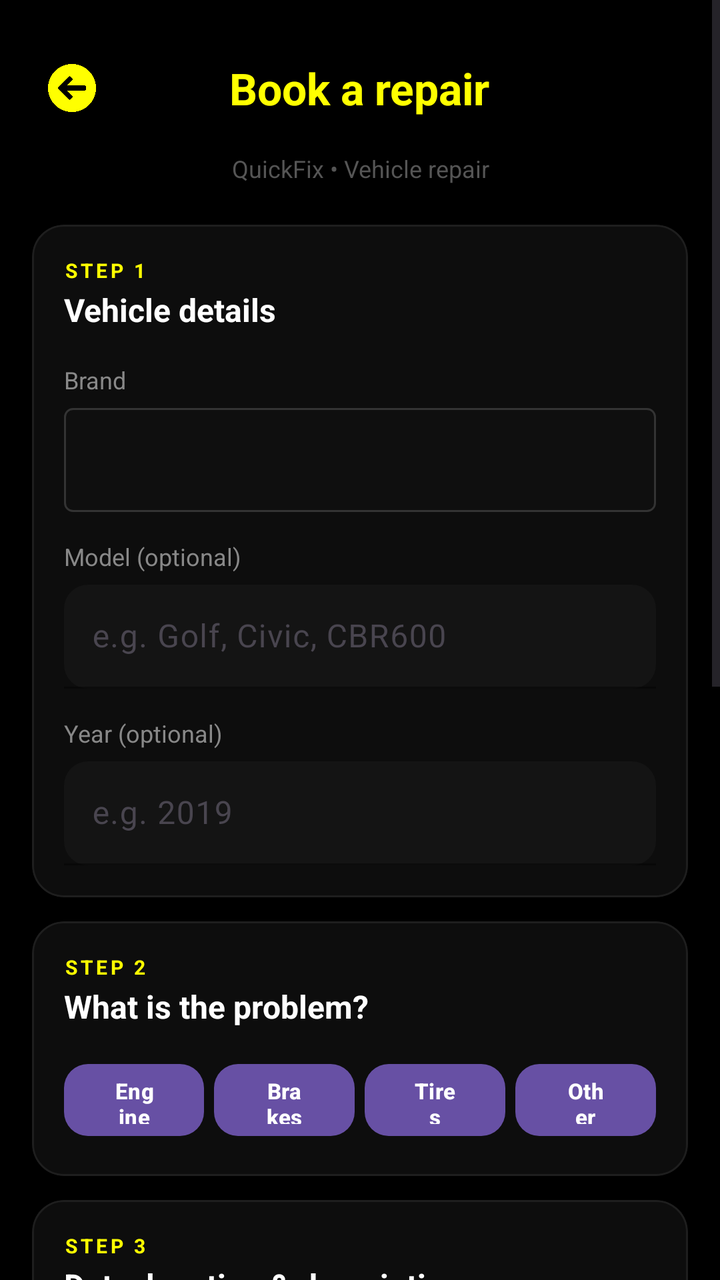
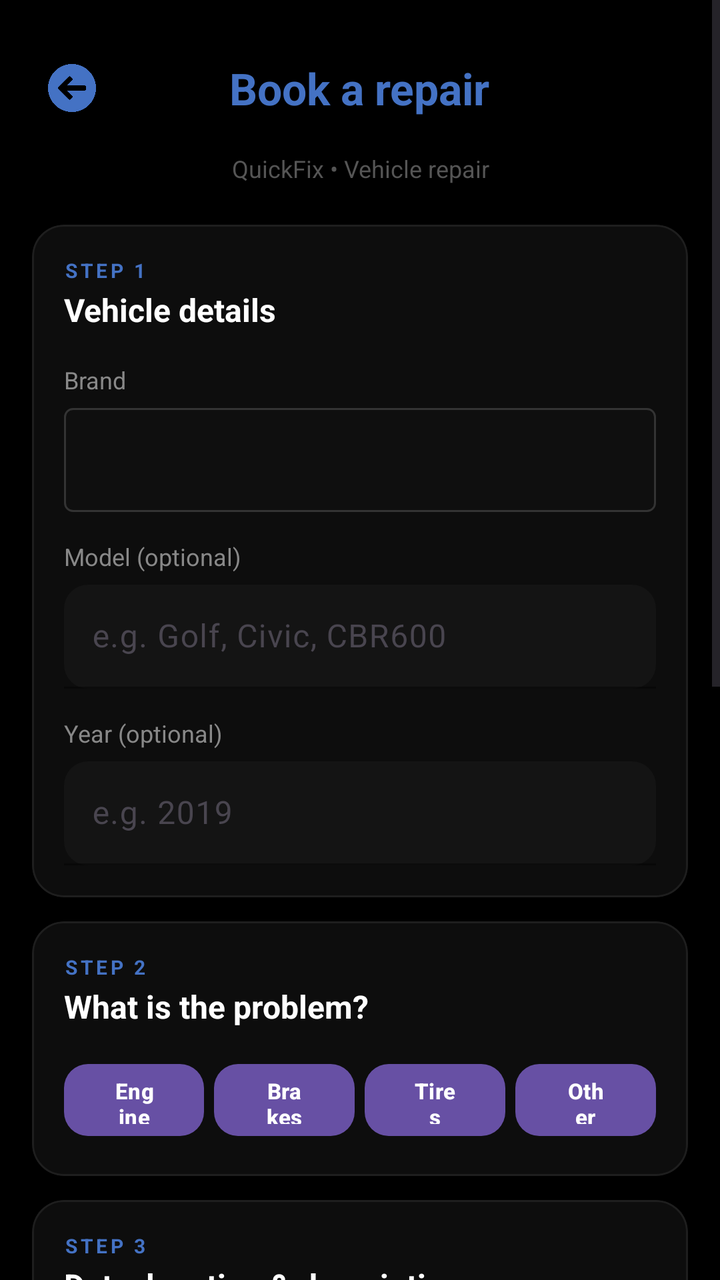

Screens rendered from an Android XML layout before and after an edit, with the pre-edit source and the edit as a unified diff.
<!-- AndroidManifest.xml: application theme Theme.MyApplication -->
<!-- res/layout/fragment_booking_form_vehicle.xml -->
<?xml version="1.0" encoding="utf-8"?>
<ScrollView xmlns:android="http://schemas.android.com/apk/res/android"
    xmlns:app="http://schemas.android.com/apk/res-auto"
    android:layout_width="match_parent"
    android:layout_height="match_parent"
    android:background="#000000"
    android:fillViewport="true">

    <LinearLayout
        android:layout_width="match_parent"
        android:layout_height="wrap_content"
        android:orientation="vertical"
        android:padding="16dp">

        
        <FrameLayout
            android:layout_width="match_parent"
            android:layout_height="56dp"
            android:layout_marginBottom="4dp">

            <ImageButton
                android:id="@+id/btnBackVehicleForm"
                android:layout_width="40dp"
                android:layout_height="40dp"
                android:layout_gravity="start|center_vertical"
                android:src="@drawable/back"
                android:background="@android:color/transparent"
                android:padding="8dp"
                android:scaleType="centerInside"
                app:tint="#FFFF00"
                android:contentDescription="Back" />

            <TextView
                android:id="@+id/tvVehicleFormTitle"
                android:layout_width="wrap_content"
                android:layout_height="wrap_content"
                android:layout_gravity="center"
                android:text="Book a repair"
                android:textStyle="bold"
                android:textSize="22sp"
                android:textColor="#FFFF00" />
        </FrameLayout>

        <TextView
            android:layout_width="match_parent"
            android:layout_height="wrap_content"
            android:layout_marginBottom="20dp"
            android:text="QuickFix • Vehicle repair"
            android:textSize="12sp"
            android:textColor="#555555"
            android:gravity="center" />

        
        <com.google.android.material.card.MaterialCardView
            android:layout_width="match_parent"
            android:layout_height="wrap_content"
            android:layout_marginBottom="12dp"
            app:cardCornerRadius="16dp"
            app:cardElevation="0dp"
            app:strokeColor="#1E1E1E"
            app:strokeWidth="1dp"
            app:cardBackgroundColor="#0D0D0D">

            <LinearLayout
                android:layout_width="match_parent"
                android:layout_height="wrap_content"
                android:orientation="vertical"
                android:padding="16dp">

                <TextView
                    android:layout_width="wrap_content"
                    android:layout_height="wrap_content"
                    android:text="STEP 1"
                    android:textColor="#FFFF00"
                    android:textSize="10sp"
                    android:textStyle="bold"
                    android:letterSpacing="0.15" />

                <TextView
                    android:layout_width="wrap_content"
                    android:layout_height="wrap_content"
                    android:layout_marginTop="2dp"
                    android:layout_marginBottom="16dp"
                    android:text="Vehicle details"
                    android:textColor="#FFFFFF"
                    android:textStyle="bold"
                    android:textSize="16sp" />

                
                <TextView
                    android:layout_width="wrap_content"
                    android:layout_height="wrap_content"
                    android:layout_marginBottom="6dp"
                    android:text="Brand"
                    android:textColor="#888888"
                    android:textSize="12sp" />

                
                <Spinner
                    android:id="@+id/spinnerBrand"
                    android:layout_width="match_parent"
                    android:layout_height="52dp"
                    android:layout_marginBottom="14dp"
                    android:background="@drawable/spinner_bg"
                    android:paddingStart="14dp"
                    android:paddingEnd="14dp"
                    android:popupBackground="#1A1A1A" />

                
                <TextView
                    android:layout_width="wrap_content"
                    android:layout_height="wrap_content"
                    android:layout_marginBottom="6dp"
                    android:text="Model (optional)"
                    android:textColor="#888888"
                    android:textSize="12sp" />

                <com.google.android.material.textfield.TextInputLayout
                    android:layout_width="match_parent"
                    android:layout_height="wrap_content"
                    android:layout_marginBottom="14dp"
                    app:boxBackgroundMode="filled"
                    app:boxBackgroundColor="#141414"
                    app:boxCornerRadiusTopStart="12dp"
                    app:boxCornerRadiusTopEnd="12dp"
                    app:boxCornerRadiusBottomStart="12dp"
                    app:boxCornerRadiusBottomEnd="12dp"
                    app:hintTextColor="#555555"
                    app:boxStrokeColor="#2A2A2A">

                    <com.google.android.material.textfield.TextInputEditText
                        android:id="@+id/etModel"
                        android:layout_width="match_parent"
                        android:layout_height="52dp"
                        android:hint="e.g. Golf, Civic, CBR600"
                        android:textColor="#FFFFFF"
                        android:textColorHint="#555555"
                        android:paddingStart="14dp"
                        android:paddingEnd="14dp"
                        android:inputType="textCapWords" />
                </com.google.android.material.textfield.TextInputLayout>

                
                <TextView
                    android:layout_width="wrap_content"
                    android:layout_height="wrap_content"
                    android:layout_marginBottom="6dp"
                    android:text="Year (optional)"
                    android:textColor="#888888"
                    android:textSize="12sp" />

                <com.google.android.material.textfield.TextInputLayout
                    android:layout_width="match_parent"
                    android:layout_height="wrap_content"
                    app:boxBackgroundMode="filled"
                    app:boxBackgroundColor="#141414"
                    app:boxCornerRadiusTopStart="12dp"
                    app:boxCornerRadiusTopEnd="12dp"
                    app:boxCornerRadiusBottomStart="12dp"
                    app:boxCornerRadiusBottomEnd="12dp"
                    app:hintTextColor="#555555"
                    app:boxStrokeColor="#2A2A2A">

                    <com.google.android.material.textfield.TextInputEditText
                        android:id="@+id/etYear"
                        android:layout_width="match_parent"
                        android:layout_height="52dp"
                        android:hint="e.g. 2019"
                        android:textColor="#FFFFFF"
                        android:textColorHint="#555555"
                        android:paddingStart="14dp"
                        android:paddingEnd="14dp"
                        android:inputType="number"
                        android:maxLength="4" />
                </com.google.android.material.textfield.TextInputLayout>

            </LinearLayout>
        </com.google.android.material.card.MaterialCardView>

        
        <com.google.android.material.card.MaterialCardView
            android:layout_width="match_parent"
            android:layout_height="wrap_content"
            android:layout_marginBottom="12dp"
            app:cardCornerRadius="16dp"
            app:cardElevation="0dp"
            app:strokeColor="#1E1E1E"
            app:strokeWidth="1dp"
            app:cardBackgroundColor="#0D0D0D">

            <LinearLayout
                android:layout_width="match_parent"
                android:layout_height="wrap_content"
                android:orientation="vertical"
                android:padding="16dp">

                <TextView
                    android:layout_width="wrap_content"
                    android:layout_height="wrap_content"
                    android:text="STEP 2"
                    android:textColor="#FFFF00"
                    android:textSize="10sp"
                    android:textStyle="bold"
                    android:letterSpacing="0.15" />

                <TextView
                    android:layout_width="wrap_content"
                    android:layout_height="wrap_content"
                    android:layout_marginTop="2dp"
                    android:layout_marginBottom="14dp"
                    android:text="What is the problem?"
                    android:textColor="#FFFFFF"
                    android:textStyle="bold"
                    android:textSize="16sp" />

                <LinearLayout
                    android:layout_width="match_parent"
                    android:layout_height="wrap_content"
                    android:orientation="horizontal"
                    android:weightSum="4">

                    <com.google.android.material.button.MaterialButton
                        android:id="@+id/btnEngine"
                        android:layout_width="0dp"
                        android:layout_height="44dp"
                        android:layout_weight="1"
                        android:layout_marginEnd="5dp"
                        android:text="Engine"
                        android:textAllCaps="false"
                        android:textSize="11sp"
                        android:textStyle="bold"
                        app:cornerRadius="12dp" />

                    <com.google.android.material.button.MaterialButton
                        android:id="@+id/btnBrakes"
                        android:layout_width="0dp"
                        android:layout_height="44dp"
                        android:layout_weight="1"
                        android:layout_marginEnd="5dp"
                        android:text="Brakes"
                        android:textAllCaps="false"
                        android:textSize="11sp"
                        android:textStyle="bold"
                        app:cornerRadius="12dp" />

                    <com.google.android.material.button.MaterialButton
                        android:id="@+id/btnTiresV"
                        android:layout_width="0dp"
                        android:layout_height="44dp"
                        android:layout_weight="1"
                        android:layout_marginEnd="5dp"
                        android:text="Tires"
                        android:textAllCaps="false"
                        android:textSize="11sp"
                        android:textStyle="bold"
                        app:cornerRadius="12dp" />

                    <com.google.android.material.button.MaterialButton
                        android:id="@+id/btnOtherV"
                        android:layout_width="0dp"
                        android:layout_height="44dp"
                        android:layout_weight="1"
                        android:text="Other"
                        android:textAllCaps="false"
                        android:textSize="11sp"
                        android:textStyle="bold"
                        app:cornerRadius="12dp" />
                </LinearLayout>
            </LinearLayout>
        </com.google.android.material.card.MaterialCardView>

        
        <com.google.android.material.card.MaterialCardView
            android:layout_width="match_parent"
            android:layout_height="wrap_content"
            android:layout_marginBottom="12dp"
            app:cardCornerRadius="16dp"
            app:cardElevation="0dp"
            app:strokeColor="#1E1E1E"
            app:strokeWidth="1dp"
            app:cardBackgroundColor="#0D0D0D">

            <LinearLayout
                android:layout_width="match_parent"
                android:layout_height="wrap_content"
                android:orientation="vertical"
                android:padding="16dp">

                <TextView
                    android:layout_width="wrap_content"
                    android:layout_height="wrap_content"
                    android:text="STEP 3"
                    android:textColor="#FFFF00"
                    android:textSize="10sp"
                    android:textStyle="bold"
                    android:letterSpacing="0.15" />

                <TextView
                    android:layout_width="wrap_content"
                    android:layout_height="wrap_content"
                    android:layout_marginTop="2dp"
                    android:layout_marginBottom="14dp"
                    android:text="Date, location &amp; description"
                    android:textColor="#FFFFFF"
                    android:textStyle="bold"
                    android:textSize="16sp" />

                
                <TextView
                    android:layout_width="wrap_content"
                    android:layout_height="wrap_content"
                    android:layout_marginBottom="6dp"
                    android:text="Preferred date &amp; time"
                    android:textColor="#888888"
                    android:textSize="12sp" />

                <com.google.android.material.textfield.TextInputLayout
                    android:layout_width="match_parent"
                    android:layout_height="wrap_content"
                    android:layout_marginBottom="16dp"
                    app:boxBackgroundMode="filled"
                    app:boxBackgroundColor="#141414"
                    app:boxCornerRadiusTopStart="12dp"
                    app:boxCornerRadiusTopEnd="12dp"
                    app:boxCornerRadiusBottomStart="12dp"
                    app:boxCornerRadiusBottomEnd="12dp"
                    app:hintTextColor="#555555"
                    app:boxStrokeColor="#2A2A2A">

                    <com.google.android.material.textfield.TextInputEditText
                        android:id="@+id/etDateTimeV"
                        android:layout_width="match_parent"
                        android:layout_height="52dp"
                        android:hint="Tap to pick date &amp; time"
                        android:textColor="#FFFFFF"
                        android:textColorHint="#555555"
                        android:paddingStart="14dp"
                        android:paddingEnd="14dp"
                        android:focusable="false"
                        android:clickable="true"
                        android:cursorVisible="false" />
                </com.google.android.material.textfield.TextInputLayout>

                
                <TextView
                    android:layout_width="wrap_content"
                    android:layout_height="wrap_content"
                    android:layout_marginBottom="6dp"
                    android:text="Location"
                    android:textColor="#888888"
                    android:textSize="12sp" />

                <com.google.android.material.button.MaterialButton
                    android:id="@+id/btnPickOnMapV"
                    android:layout_width="match_parent"
                    android:layout_height="52dp"
                    android:text="📍  Pick location on map"
                    android:textAllCaps="false"
                    android:textColor="#000000"
                    android:textStyle="bold"
                    android:textSize="14sp"
                    app:cornerRadius="12dp"
                    app:backgroundTint="#FFFF00"
                    app:icon="@null" />

                
                <TextView
                    android:id="@+id/tvPickedAddressHintV"
                    android:layout_width="match_parent"
                    android:layout_height="wrap_content"
                    android:layout_marginTop="8dp"
                    android:layout_marginBottom="16dp"
                    android:text="No location selected yet — tap the button above"
                    android:textColor="#555555"
                    android:textSize="12sp" />

                
                <TextView
                    android:layout_width="wrap_content"
                    android:layout_height="wrap_content"
                    android:layout_marginBottom="6dp"
                    android:text="Describe the issue"
                    android:textColor="#888888"
                    android:textSize="12sp" />

                <com.google.android.material.textfield.TextInputLayout
                    android:layout_width="match_parent"
                    android:layout_height="wrap_content"
                    android:layout_marginBottom="12dp"
                    app:boxBackgroundMode="filled"
                    app:boxBackgroundColor="#141414"
                    app:boxCornerRadiusTopStart="12dp"
                    app:boxCornerRadiusTopEnd="12dp"
                    app:boxCornerRadiusBottomStart="12dp"
                    app:boxCornerRadiusBottomEnd="12dp"
                    app:hintTextColor="#555555"
                    app:boxStrokeColor="#2A2A2A">

                    <com.google.android.material.textfield.TextInputEditText
                        android:id="@+id/etDescriptionV"
                        android:layout_width="match_parent"
                        android:layout_height="110dp"
                        android:hint="e.g. engine noise, brake fade, flat tyre…"
                        android:textColor="#FFFFFF"
                        android:textColorHint="#555555"
                        android:paddingStart="14dp"
                        android:paddingEnd="14dp"
                        android:paddingTop="12dp"
                        android:gravity="top"
                        android:inputType="textMultiLine"
                        android:scrollbars="vertical" />
                </com.google.android.material.textfield.TextInputLayout>

                
                <com.google.android.material.button.MaterialButton
                    android:id="@+id/btnAddPhotoV"
                    android:layout_width="match_parent"
                    android:layout_height="44dp"
                    android:text="📷  Add a photo (optional)"
                    android:textAllCaps="false"
                    android:textColor="#CCCCCC"
                    android:textSize="13sp"
                    app:cornerRadius="12dp"
                    app:backgroundTint="#181818"
                    app:strokeColor="#2A2A2A"
                    app:strokeWidth="1dp" />

                <ImageView
                    android:id="@+id/ivPhotoPreviewV"
                    android:layout_width="match_parent"
                    android:layout_height="160dp"
                    android:layout_marginTop="10dp"
                    android:scaleType="centerCrop"
                    android:visibility="gone" />

            </LinearLayout>
        </com.google.android.material.card.MaterialCardView>

        
        <de.timonknispel.ktloadingbutton.KTLoadingButton
            android:id="@+id/btnConfirmV"
            android:layout_width="match_parent"
            android:layout_height="52dp"
            android:layout_marginTop="4dp"
            android:layout_marginBottom="8dp"
            app:buttonName="Confirm booking"
            app:buttonColor="#FFFF00"
            app:buttonTextSize="15sp"
            app:allCaps="false"
            app:succeedColor="#FFFF00"
            app:failedColor="#9C27B0" />

        <View
            android:layout_width="match_parent"
            android:layout_height="24dp" />

    </LinearLayout>
</ScrollView>
<!-- resources referenced by this layout -->
<resources>
  <!-- drawable back: png bitmap (drawable, 16188 bytes) -->
  <!-- drawable spinner_bg (drawable) -->
  <?xml version="1.0" encoding="utf-8"?>
  <shape xmlns:android="http://schemas.android.com/apk/res/android"
      android:shape="rectangle">
      <solid android:color="#0F0F0F" />
      <stroke android:width="1dp" android:color="#333333" />
      <corners android:radius="4dp" />
  </shape>
  <style name="Theme.MyApplication" parent="Base.Theme.MyApplication" />
  <style name="Base.Theme.MyApplication" parent="Theme.Material3.DayNight.NoActionBar">
          <item name="android:statusBarColor">#000000</item>
          <item name="android:navigationBarColor">#101010</item>
  
          <item name="android:windowLightStatusBar">false</item>
  
          <item name="android:windowLightNavigationBar" tools:targetApi="27">false</item>
      </style>
</resources>

<!-- the commit's change to res/layout/fragment_booking_form_vehicle.xml (unified diff, before → after) -->
@@ -27,7 +27,7 @@
                 android:background="@android:color/transparent"
                 android:padding="8dp"
                 android:scaleType="centerInside"
-                app:tint="#FFFF00"
+                app:tint="#4472C4"
                 android:contentDescription="Back" />
 
             <TextView
@@ -38,7 +38,7 @@
                 android:text="Book a repair"
                 android:textStyle="bold"
                 android:textSize="22sp"
-                android:textColor="#FFFF00" />
+                android:textColor="#4472C4" />
         </FrameLayout>
 
         <TextView
@@ -71,7 +71,7 @@
                     android:layout_width="wrap_content"
                     android:layout_height="wrap_content"
                     android:text="STEP 1"
-                    android:textColor="#FFFF00"
+                    android:textColor="#4472C4"
                     android:textSize="10sp"
                     android:textStyle="bold"
                     android:letterSpacing="0.15" />
@@ -198,7 +198,7 @@
                     android:layout_width="wrap_content"
                     android:layout_height="wrap_content"
                     android:text="STEP 2"
-                    android:textColor="#FFFF00"
+                    android:textColor="#4472C4"
                     android:textSize="10sp"
                     android:textStyle="bold"
                     android:letterSpacing="0.15" />
@@ -290,7 +290,7 @@
                     android:layout_width="wrap_content"
                     android:layout_height="wrap_content"
                     android:text="STEP 3"
-                    android:textColor="#FFFF00"
+                    android:textColor="#4472C4"
                     android:textSize="10sp"
                     android:textStyle="bold"
                     android:letterSpacing="0.15" />
@@ -356,11 +356,11 @@
                     android:layout_height="52dp"
                     android:text="📍  Pick location on map"
                     android:textAllCaps="false"
-                    android:textColor="#000000"
+                    android:textColor="#FFFFFF"
                     android:textStyle="bold"
                     android:textSize="14sp"
                     app:cornerRadius="12dp"
-                    app:backgroundTint="#FFFF00"
+                    app:backgroundTint="#4472C4"
                     app:icon="@null" />
 
                 
@@ -444,10 +444,10 @@
             android:layout_marginTop="4dp"
             android:layout_marginBottom="8dp"
             app:buttonName="Confirm booking"
-            app:buttonColor="#FFFF00"
+            app:buttonColor="#4472C4"
             app:buttonTextSize="15sp"
             app:allCaps="false"
-            app:succeedColor="#FFFF00"
+            app:succeedColor="#4472C4"
             app:failedColor="#9C27B0" />
 
         <View
